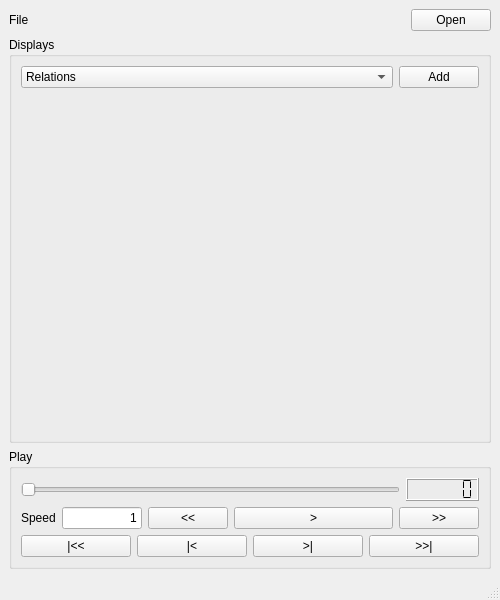
rock-core/tools-roby, file lib/roby/log/gui/replay.ui: the form before one commit.
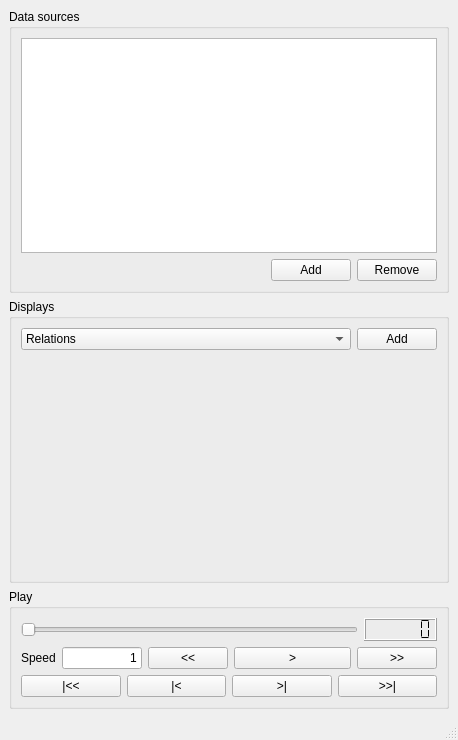
The form after the commit.

Commit message: [log] complete the log replay framework. Still need to do the binding between displays and data sources

What changed in the file:
```diff
--- a/lib/roby/log/gui/replay.ui
+++ b/lib/roby/log/gui/replay.ui
@@ -5,10 +5,18 @@
    <rect>
     <x>0</x>
     <y>0</y>
-    <width>500</width>
-    <height>600</height>
+    <width>458</width>
+    <height>740</height>
    </rect>
   </property>
+  <property name="sizePolicy" >
+   <sizepolicy>
+    <hsizetype>3</hsizetype>
+    <vsizetype>5</vsizetype>
+    <horstretch>0</horstretch>
+    <verstretch>0</verstretch>
+   </sizepolicy>
+  </property>
   <property name="windowTitle" >
    <string>Roby - Replay</string>
   </property>
@@ -21,6 +29,21 @@
      <number>6</number>
     </property>
     <item>
+     <widget class="QGroupBox" name="groupBox" >
+      <property name="title" >
+       <string>Data sources</string>
+      </property>
+      <layout class="QVBoxLayout" >
+       <property name="margin" >
+        <number>9</number>
+       </property>
+       <property name="spacing" >
+        <number>6</number>
+       </property>
+       <item>
+        <widget class="QListView" name="sources" />
+       </item>
+       <item>
      <layout class="QHBoxLayout" >
       <property name="margin" >
        <number>0</number>
@@ -29,41 +52,36 @@
        <number>6</number>
       </property>
       <item>
-       <widget class="QLabel" name="textLabel1_2" >
-        <property name="text" >
-         <string>File</string>
-        </property>
-        <property name="wordWrap" >
-         <bool>false</bool>
-        </property>
-       </widget>
+          <spacer>
+           <property name="orientation" >
+            <enum>Qt::Horizontal</enum>
+           </property>
+           <property name="sizeHint" >
+            <size>
+             <width>40</width>
+             <height>20</height>
+            </size>
+           </property>
+          </spacer>
       </item>
       <item>
-       <widget class="QLabel" name="file_name" >
-        <property name="sizePolicy" >
-         <sizepolicy>
-          <hsizetype>3</hsizetype>
-          <vsizetype>5</vsizetype>
-          <horstretch>0</horstretch>
-          <verstretch>0</verstretch>
-         </sizepolicy>
-        </property>
+          <widget class="QPushButton" name="add_source" >
         <property name="text" >
-         <string/>
-        </property>
-        <property name="wordWrap" >
-         <bool>false</bool>
-        </property>
+            <string>Add</string>
+           </property>
        </widget>
       </item>
       <item>
-       <widget class="QPushButton" name="file_open" >
+          <widget class="QPushButton" name="remove_source" >
         <property name="text" >
-         <string>Open</string>
+            <string>Remove</string>
         </property>
        </widget>
       </item>
      </layout>
+       </item>
+      </layout>
+     </widget>
     </item>
     <item>
      <widget class="QGroupBox" name="groupBox_2" >
@@ -118,7 +136,7 @@
            <hsizetype>5</hsizetype>
            <vsizetype>7</vsizetype>
            <horstretch>0</horstretch>
-           <verstretch>0</verstretch>
+           <verstretch>2</verstretch>
           </sizepolicy>
          </property>
          <property name="currentIndex" >
@@ -130,7 +148,7 @@
      </widget>
     </item>
     <item>
-     <widget class="QGroupBox" name="groupBox" >
+     <widget class="QGroupBox" name="grp_play" >
       <property name="title" >
        <string>Play</string>
       </property>
```
Lines whose indentation alone changed are shown as unchanged. The commit also changes 17 other files.
